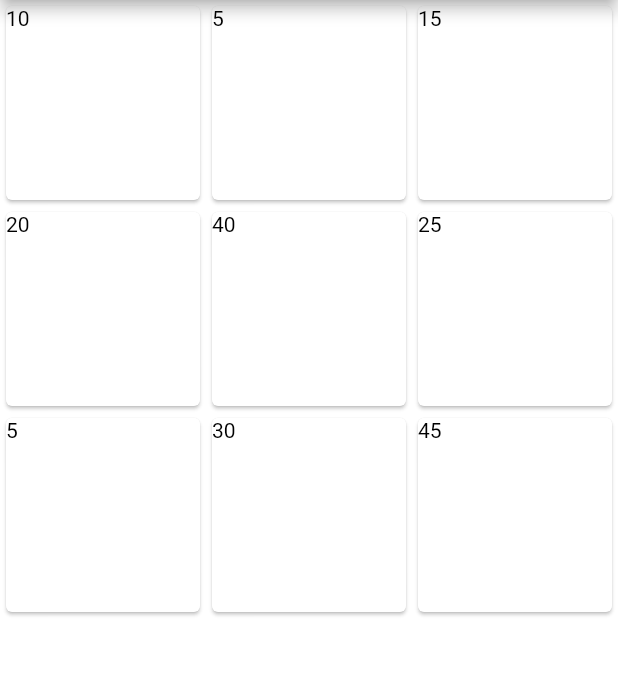
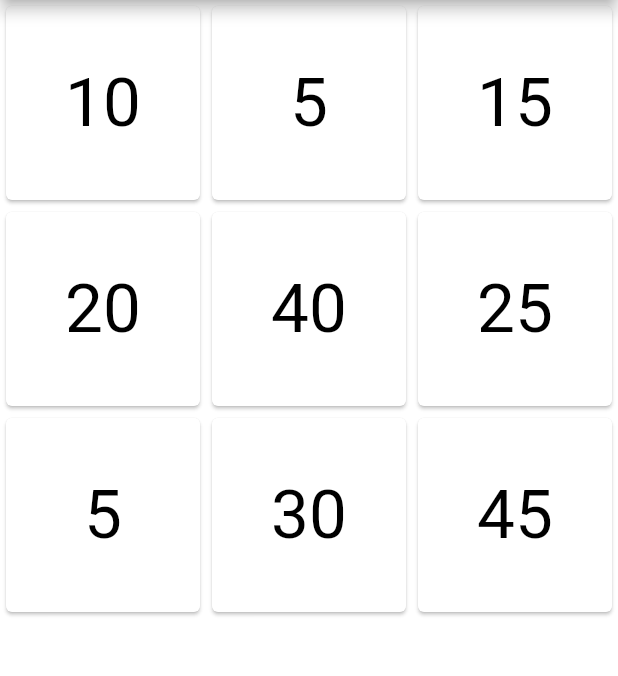
Before and after one commit to buchslava/greed, a Flutter app: the screen it shows after launch, on a phone screen of 412 x 824 dp, the part 84-760 px from its top. Run offline on Flutter 3.47's test engine with Material 2 defaults, Android fonts, the phone set to English and light mode, and no system bars.

Commit message:
improve cell style

```diff
--- a/lib/src/cell2.dart
+++ b/lib/src/cell2.dart
@@ -26,11 +26,15 @@ class CellState2 extends State<Cell2> {
         widget.selections(widget.item.order, box.size, position);
       },
       child: Card(
-        child: Text(
-          widget.item.value.toString(),
-          style: TextStyle(
-              color:
-                  (widget.item.selected == true ? Colors.red : Colors.black)),
+        child: Center(
+          child: Text(
+            widget.item.value.toString(),
+            textAlign: TextAlign.center,
+            style: TextStyle(
+                fontSize: 45.0,
+                color:
+                    (widget.item.selected == true ? Colors.red : Colors.black)),
+          ),
         ),
       ),
     );
```
Also changed, not shown: lib/src/cell.dart (+10 -1 lines).
